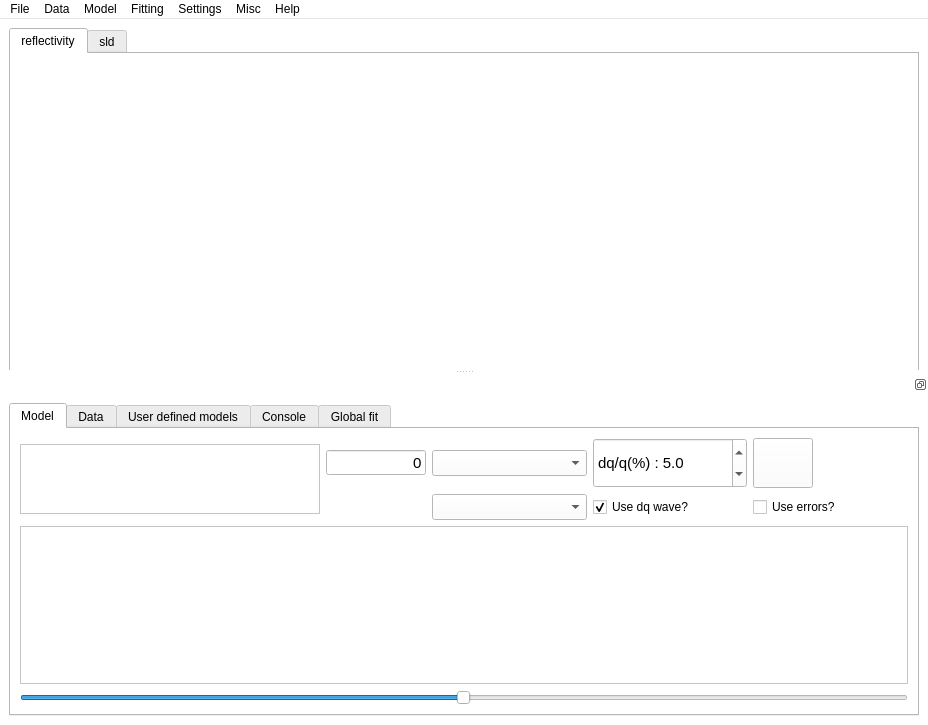
Above: qt/Motofit.ui from refnx/refnx before the change. Below: the same form after it.
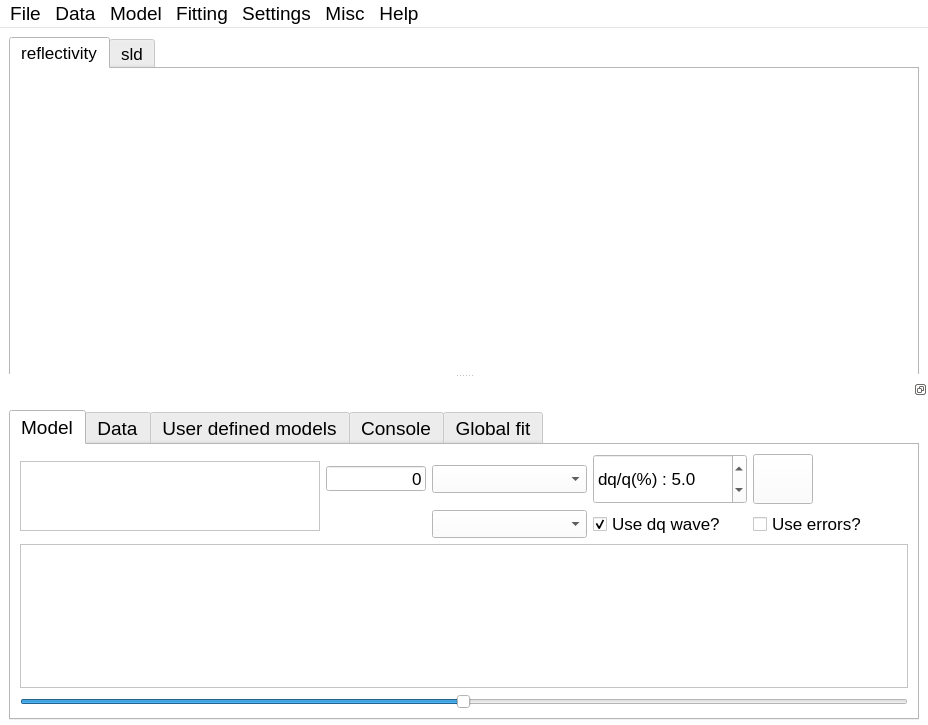
That is the form after the change. Icons and pictures are not drawn.

Patch:
```diff
--- a/qt/Motofit.ui
+++ b/qt/Motofit.ui
@@ -437,6 +437,11 @@
     </disabled>
    </palette>
   </property>
+  <property name="font">
+   <font>
+    <pointsize>14</pointsize>
+   </font>
+  </property>
   <property name="acceptDrops">
    <bool>true</bool>
   </property>
@@ -474,6 +479,11 @@
         <height>350</height>
        </size>
       </property>
+      <property name="font">
+       <font>
+        <pointsize>13</pointsize>
+       </font>
+      </property>
       <property name="currentIndex">
        <number>0</number>
       </property>
@@ -597,6 +607,11 @@
      <height>350</height>
     </size>
    </property>
+   <property name="font">
+    <font>
+     <pointsize>13</pointsize>
+    </font>
+   </property>
    <property name="features">
     <set>QDockWidget::DockWidgetFloatable|QDockWidget::DockWidgetMovable</set>
    </property>
@@ -628,6 +643,11 @@
          <height>200</height>
         </size>
        </property>
+       <property name="font">
+        <font>
+         <pointsize>14</pointsize>
+        </font>
+       </property>
        <property name="currentIndex">
         <number>0</number>
        </property>
@@ -658,7 +678,7 @@
            </property>
            <property name="font">
             <font>
-             <pointsize>10</pointsize>
+             <pointsize>13</pointsize>
              <weight>50</weight>
              <bold>false</bold>
             </font>
@@ -684,7 +704,7 @@
            </property>
            <property name="font">
             <font>
-             <pointsize>11</pointsize>
+             <pointsize>13</pointsize>
             </font>
            </property>
            <property name="text">
@@ -708,7 +728,7 @@
            </property>
            <property name="font">
             <font>
-             <pointsize>11</pointsize>
+             <pointsize>13</pointsize>
              <weight>50</weight>
              <bold>false</bold>
             </font>
@@ -737,7 +757,7 @@
            </property>
            <property name="font">
             <font>
-             <pointsize>11</pointsize>
+             <pointsize>13</pointsize>
              <weight>50</weight>
              <bold>false</bold>
             </font>
@@ -788,6 +808,11 @@
              <height>75</height>
             </size>
            </property>
+           <property name="font">
+            <font>
+             <pointsize>14</pointsize>
+            </font>
+           </property>
            <property name="text">
             <string/>
            </property>
@@ -817,7 +842,7 @@
            </property>
            <property name="font">
             <font>
-             <pointsize>11</pointsize>
+             <pointsize>13</pointsize>
             </font>
            </property>
            <property name="whatsThis">
@@ -827,6 +852,11 @@
          </item>
          <item row="1" column="3">
           <widget class="QCheckBox" name="use_dqwave_checkbox">
+           <property name="font">
+            <font>
+             <pointsize>13</pointsize>
+            </font>
+           </property>
            <property name="text">
             <string>Use dq wave?</string>
            </property>
@@ -843,6 +873,11 @@
              <verstretch>0</verstretch>
             </sizepolicy>
            </property>
+           <property name="font">
+            <font>
+             <pointsize>13</pointsize>
+            </font>
+           </property>
            <property name="text">
             <string>Use errors?</string>
            </property>
@@ -864,7 +899,7 @@
            </property>
            <property name="font">
             <font>
-             <pointsize>10</pointsize>
+             <pointsize>13</pointsize>
             </font>
            </property>
            <attribute name="horizontalHeaderStretchLastSection">
@@ -886,6 +921,11 @@
              <height>22</height>
             </size>
            </property>
+           <property name="font">
+            <font>
+             <pointsize>14</pointsize>
+            </font>
+           </property>
            <property name="focusPolicy">
             <enum>Qt::StrongFocus</enum>
            </property>
```
Left out of the diff: 16 changed lines with no effect on the pictures.
